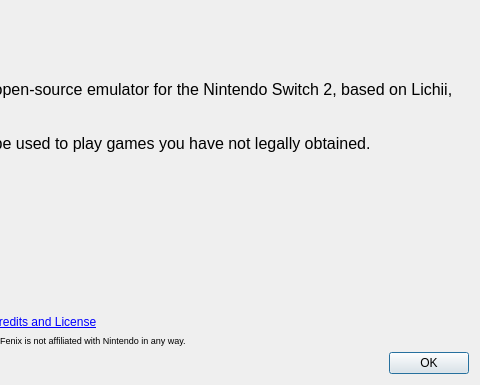
Old version of the form src/yuzu/aboutdialog.ui in the repository Ramses063/Eglantine-RTX5050-I9-7900X; both pictures show x 221 to 701 and y 0 to 385 of the 701 by 385 pixel window.
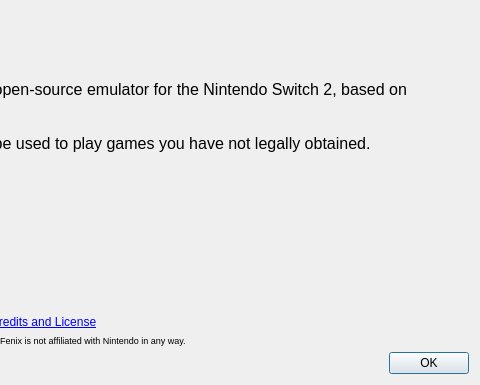
New version of the form. Icons and pictures are not drawn.

Commit message:
Fenix: no Lichii name in what people see (Quick Settings, About, logo, build messages); no compatibility reports to another project's site
Claude-Session: https://claude.ai/code/session_01AU5DoqEbU57W6Yn7MXd3TW

What changed in the file:
```diff
--- a/src/yuzu/aboutdialog.ui
+++ b/src/yuzu/aboutdialog.ui
@@ -102,7 +102,7 @@
 li.unchecked::marker { content: &quot;\2610&quot;; }
 li.checked::marker { content: &quot;\2612&quot;; }
 &lt;/style&gt;&lt;/head&gt;&lt;body style=&quot; font-family:'Noto Sans'; font-size:9pt; font-weight:400; font-style:normal;&quot;&gt;
-&lt;p style=&quot; margin-top:0px; margin-bottom:0px; margin-left:0px; margin-right:0px; -qt-block-indent:0; text-indent:0px;&quot;&gt;&lt;span style=&quot; font-family:'MS Shell Dlg 2'; font-size:12pt;&quot;&gt;Fenix is an experimental open-source emulator for the Nintendo Switch 2, based on Lichii, Eglantine and Eden. &lt;br /&gt;&lt;br /&gt;This software should not be used to play games you have not legally obtained.&lt;/span&gt;&lt;/p&gt;&lt;/body&gt;&lt;/html&gt;</string>
+&lt;p style=&quot; margin-top:0px; margin-bottom:0px; margin-left:0px; margin-right:0px; -qt-block-indent:0; text-indent:0px;&quot;&gt;&lt;span style=&quot; font-family:'MS Shell Dlg 2'; font-size:12pt;&quot;&gt;Fenix is an experimental open-source emulator for the Nintendo Switch 2, based on Eglantine and Eden. &lt;br /&gt;&lt;br /&gt;This software should not be used to play games you have not legally obtained.&lt;/span&gt;&lt;/p&gt;&lt;/body&gt;&lt;/html&gt;</string>
          </property>
          <property name="alignment">
           <set>Qt::AlignmentFlag::AlignLeading|Qt::AlignmentFlag::AlignLeft|Qt::AlignmentFlag::AlignVCenter</set>
```
Left out of the diff: 2 changed lines with no effect on the pictures. The commit also changes 5 other files.
